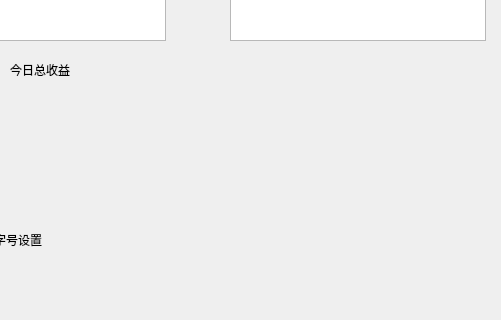
First picture: the form in src/ui/mainwindow.ui, repository 1171511595/M7GA, before the edit; both pictures show x 100 to 601 and y 234 to 554 of the 601 by 735 pixel window.
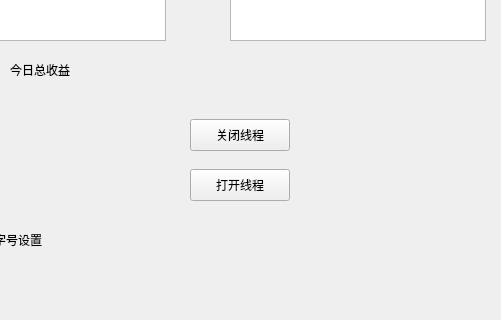
Second picture: the form after the edit.

Commit message: 实现界面控制blivedm线程的启停

Patch:
```diff
--- a/src/ui/mainwindow.ui
+++ b/src/ui/mainwindow.ui
@@ -112,6 +112,32 @@
      <string>融合弹幕显示区字号设置</string>
     </property>
    </widget>
+   <widget class="QPushButton" name="pushButton">
+    <property name="geometry">
+     <rect>
+      <x>290</x>
+      <y>330</y>
+      <width>100</width>
+      <height>32</height>
+     </rect>
+    </property>
+    <property name="text">
+     <string>关闭线程</string>
+    </property>
+   </widget>
+   <widget class="QPushButton" name="pushButton_2">
+    <property name="geometry">
+     <rect>
+      <x>290</x>
+      <y>380</y>
+      <width>100</width>
+      <height>32</height>
+     </rect>
+    </property>
+    <property name="text">
+     <string>打开线程</string>
+    </property>
+   </widget>
   </widget>
   <widget class="QMenuBar" name="menubar">
    <property name="geometry">
```
Left out of the diff: 2 changed lines with no effect on the pictures. The commit also changes 4 other files.
